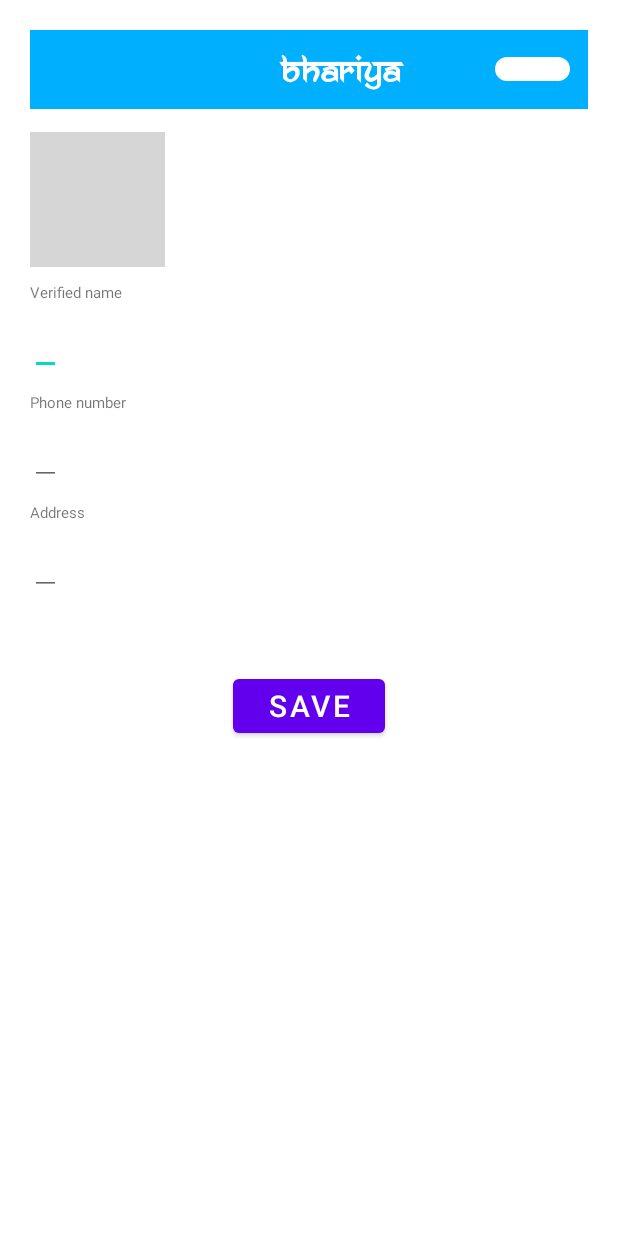
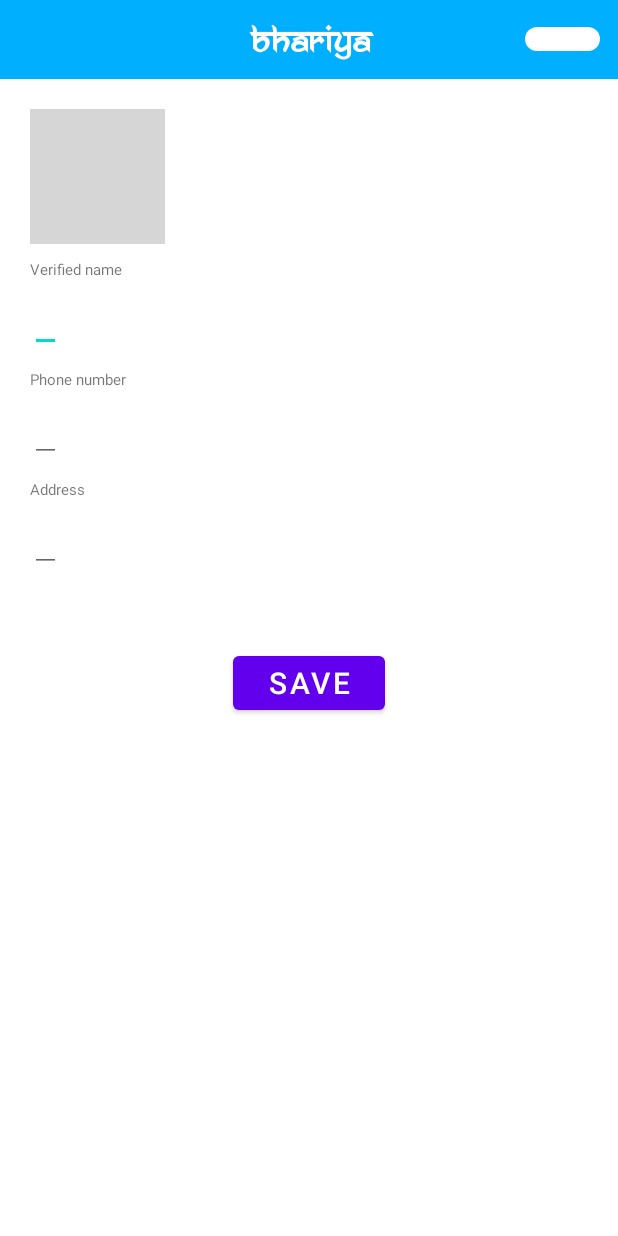
Before and after one commit to Bhariya-Application-Development-Team/Bhariya, an Android app: the ProfileEditActivity screen opened directly, with no data from a screen before it, on a phone screen of 412 x 824 dp. Run offline under Robolectric (Android 15) with nearby library versions, the phone set to English and light mode, and no system bars; our stand-ins replace CircleImageView; pictures from the network do not load; Roboto replaces fonts that are not available here; 2 statements that could not run were skipped; grey boxes are pictures that could not be loaded.

Commit message:
Layout Edited

```diff
--- a/app/src/main/java/com/sudhir/bhariya/SharedPreferenceActivity.kt
+++ b/app/src/main/java/com/sudhir/bhariya/SharedPreferenceActivity.kt
@@ -39,7 +39,7 @@ class SharedPreferenceActivity : AppCompatActivity() {
 
         startActivity(
             Intent(
-                this@SharedPreferenceActivity, ProfileActivity::class.java
+                this@SharedPreferenceActivity, MainActivity::class.java
             )
         )
 
--- a/app/src/main/res/layout/activity_profile_edit.xml
+++ b/app/src/main/res/layout/activity_profile_edit.xml
@@ -5,7 +5,7 @@
     android:layout_width="match_parent"
     android:layout_height="match_parent"
     android:orientation="vertical"
-    android:padding="20dp"
+
     tools:context=".ProfileEditActivity">
 
     <include layout="@layout/toolbar" />
@@ -15,7 +15,7 @@
         android:layout_height="wrap_content"
         android:layout_gravity="center"
         android:orientation="vertical"
-        android:paddingTop="15dp">
+        android:padding="20dp">
 
         <FrameLayout
             android:layout_width="match_parent"
```
